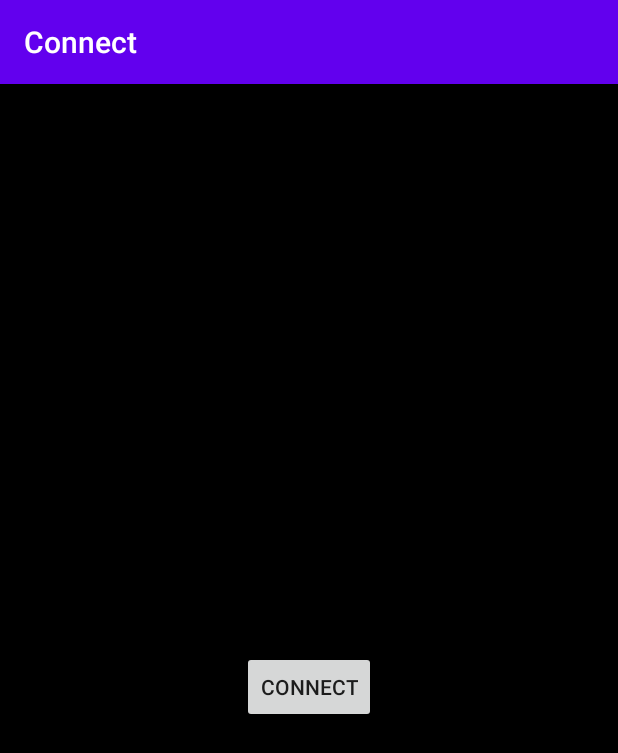
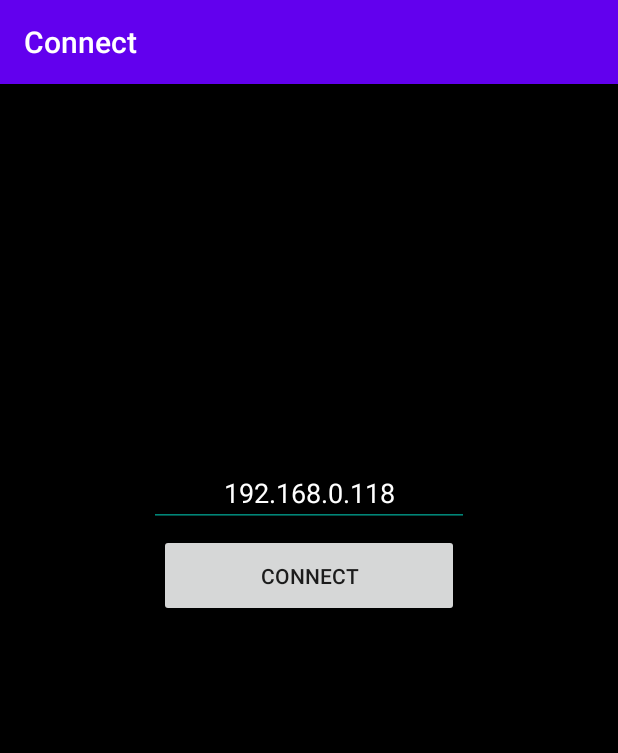
Before and after one commit to hapi-robo/temi-mqtt-client, an Android app: the screen it shows after launch (MainActivity), on a phone screen of 412 x 824 dp. Shown: the top 753 px of the screen. Run offline under Robolectric (Android 15) with nearby library versions, the phone set to English and light mode, and no system bars; libraries missing offline, so code that uses them is left out: com.robotemi.sdk, org.eclipse.paho, org.jitsi.meet; 6 statements that could not run were skipped.

Commit message:
* Adds Host Name field to Activity screen * Refactors code and adopts AOSP style guide * Periodically publishes robot status

```diff
--- a/android/app/build.gradle
+++ b/android/app/build.gradle
@@ -7,7 +7,7 @@ android {
         minSdkVersion 23
         targetSdkVersion 29
         versionCode 1
-        versionName "1.0"
+        versionName "0.1"
         testInstrumentationRunner "androidx.test.runner.AndroidJUnitRunner"
     }
     signingConfigs {
--- a/android/app/src/main/res/layout/activity_main.xml
+++ b/android/app/src/main/res/layout/activity_main.xml
@@ -5,19 +5,37 @@
     android:layout_width="match_parent"
     android:layout_height="match_parent"
     android:background="#000000"
+    android:focusable="true"
+    android:focusableInTouchMode="true"
     tools:context=".MainActivity">
 
     <Button
-        android:id="@+id/button4"
+        android:id="@+id/button_connect"
+        android:layout_width="200dp"
+        android:layout_height="55dp"
+        android:layout_marginStart="160dp"
+        android:layout_marginTop="300dp"
+        android:layout_marginEnd="160dp"
+        android:onClick="onButtonClick"
+        android:text="@string/button_connect"
+        app:layout_constraintEnd_toEndOf="parent"
+        app:layout_constraintStart_toStartOf="parent"
+        app:layout_constraintTop_toTopOf="parent" />
+
+    <EditText
+        android:id="@+id/edit_text_host_name"
         android:layout_width="wrap_content"
         android:layout_height="wrap_content"
-        android:layout_marginStart="161dp"
-        android:layout_marginEnd="162dp"
-        android:layout_marginBottom="342dp"
-        android:onClick="onButtonClick"
-        android:text="Connect"
-        app:layout_constraintBottom_toBottomOf="parent"
+        android:layout_marginTop="250dp"
+        android:autofillHints="Enter MQTT host address"
+        android:backgroundTint="#ff008577"
+        android:ems="10"
+        android:inputType="textUri"
+        android:text="@string/host_name"
+        android:textAlignment="center"
+        android:textColor="#FFFFFF"
         app:layout_constraintEnd_toEndOf="parent"
-        app:layout_constraintStart_toStartOf="parent" />
+        app:layout_constraintStart_toStartOf="parent"
+        app:layout_constraintTop_toTopOf="parent" />
 
 </androidx.constraintlayout.widget.ConstraintLayout>
--- a/android/app/src/main/res/values/strings.xml
+++ b/android/app/src/main/res/values/strings.xml
@@ -1,3 +1,5 @@
 <resources>
     <string name="app_name">Connect</string>
+    <string name="host_name">192.168.0.118</string>
+    <string name="button_connect">Connect</string>
 </resources>
```
Also changed, not shown: android/app/src/main/java/com/hapirobo/connect/MainActivity.java (+228 -162 lines).
